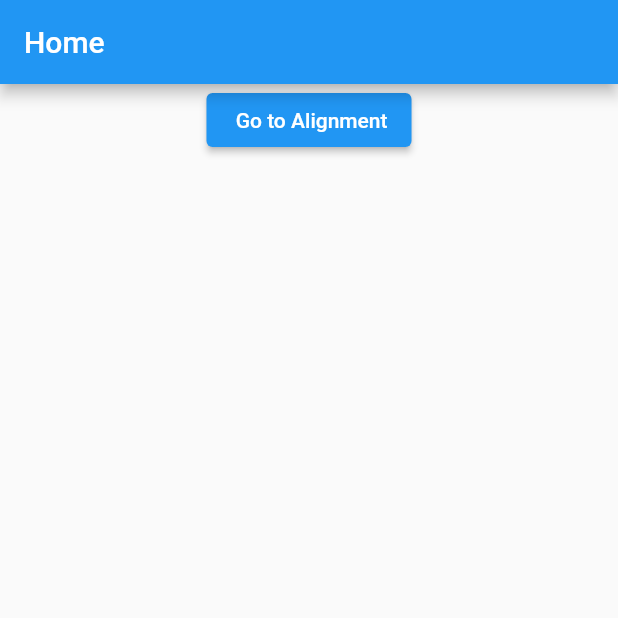
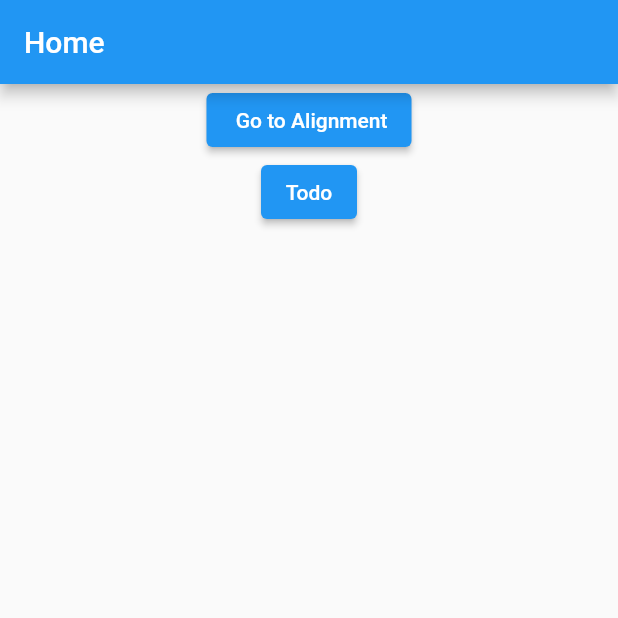
Before and after one commit to bashiryousufy/flutter_practice, a Flutter app: the screen it shows after launch, on a phone screen of 412 x 824 dp, the top half of it. Run offline on Flutter 3.47's test engine with Material 2 defaults, Android fonts, the phone set to English and light mode, and no system bars.

Commit message:
todo app

```diff
--- a/lib/home.dart
+++ b/lib/home.dart
@@ -2,7 +2,9 @@ import 'package:flutter/material.dart';
 import 'package:student_details/classes/class_1_alignment.dart';
 
 class Home extends StatelessWidget {
-  const Home({Key? key}) : super(key: key);
+  Home({Key? key}) : super(key: key);
+
+  TextEditingController _controller = TextEditingController();
 
   @override
   Widget build(BuildContext context) {
@@ -19,6 +21,11 @@ class Home extends StatelessWidget {
               },
               child: Text(' Go to Alignment'),
             ),
+            ElevatedButton(
+                onPressed: () {
+                  Navigator.pushNamed(context, '/todo');
+                },
+                child: Text("Todo")),
           ],
         ),
       ),
--- a/lib/main.dart
+++ b/lib/main.dart
@@ -1,6 +1,7 @@
 import 'package:flutter/material.dart';
 import 'package:student_details/classes/class_1_alignment.dart';
 
+import 'classes/class_2_TODO.dart';
 import 'home.dart';
 
 void main() {
@@ -21,6 +22,7 @@ class MyApp extends StatelessWidget {
       routes: {
         '/': (context) => Home(),
         '/first_class': (context) => ClassOneAlignment(),
+        '/todo': (context) => Todo(),
       },
     );
   }
```
Also changed, not shown: lib/classes/class_2_TODO.dart (added, +65 -0 lines).
